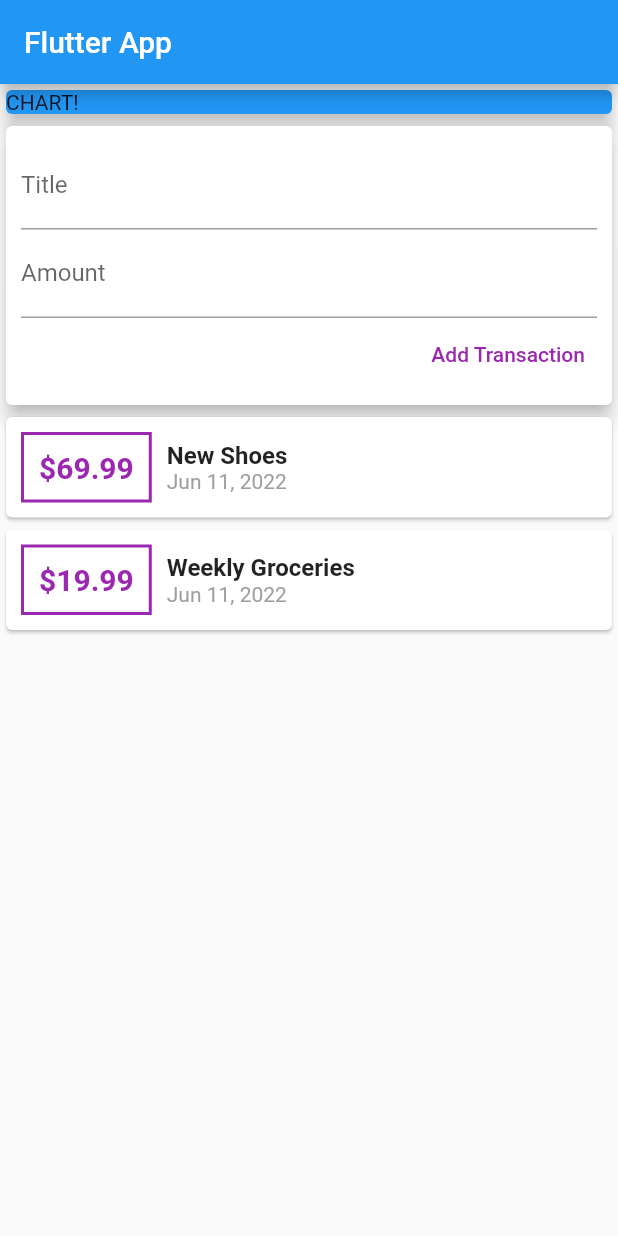
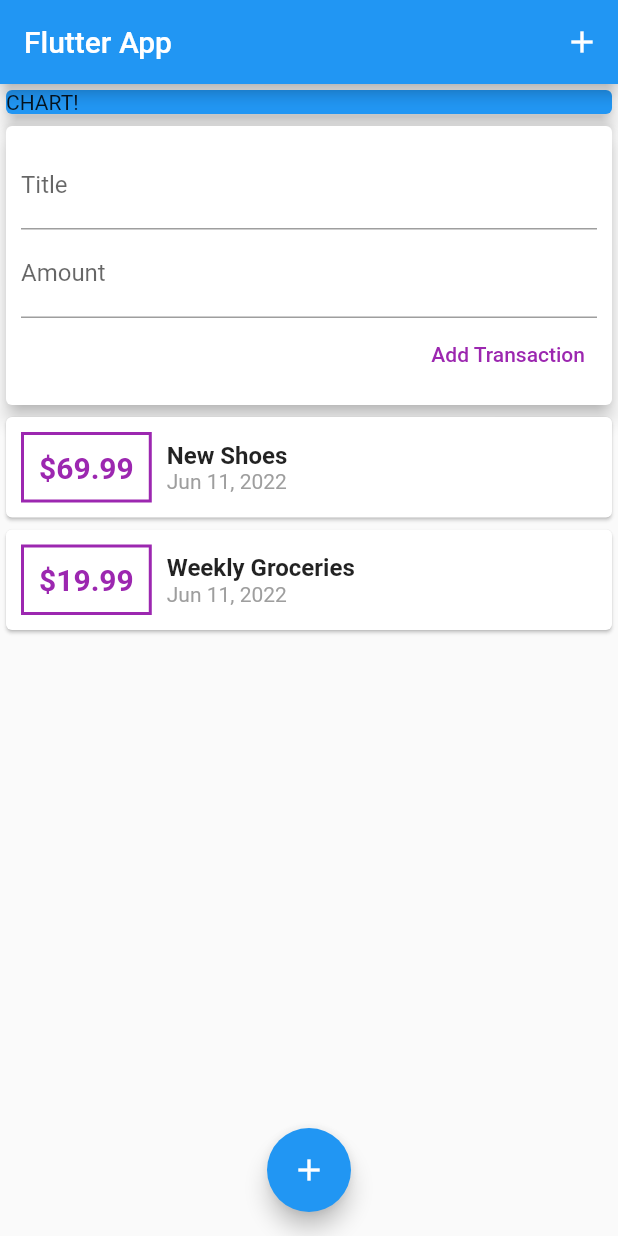
Before and after one commit to ditateum/planning_app_basic, a Flutter app: the screen it shows after launch, on a phone screen of 412 x 824 dp. Run offline on Flutter 3.47's test engine with Material 2 defaults, Android fonts, the phone set to English and light mode, and no system bars.

Commit message:
add action button in appBar and floatingActionButton

```diff
--- a/lib/main.dart
+++ b/lib/main.dart
@@ -26,6 +26,12 @@ class MyHomePage extends StatelessWidget {
     return Scaffold(
       appBar: AppBar(
         title: const Text("Flutter App"),
+        actions: [
+          IconButton(
+            onPressed: () {},
+            icon: const Icon(Icons.add),
+          ),
+        ],
       ),
       body: SingleChildScrollView(
         child: Column(
@@ -43,6 +49,11 @@ class MyHomePage extends StatelessWidget {
           ],
         ),
       ),
+      floatingActionButtonLocation: FloatingActionButtonLocation.centerFloat,
+      floatingActionButton: FloatingActionButton(
+        onPressed: () {},
+        child: const Icon(Icons.add),
+      ),
     );
   }
 }
```
